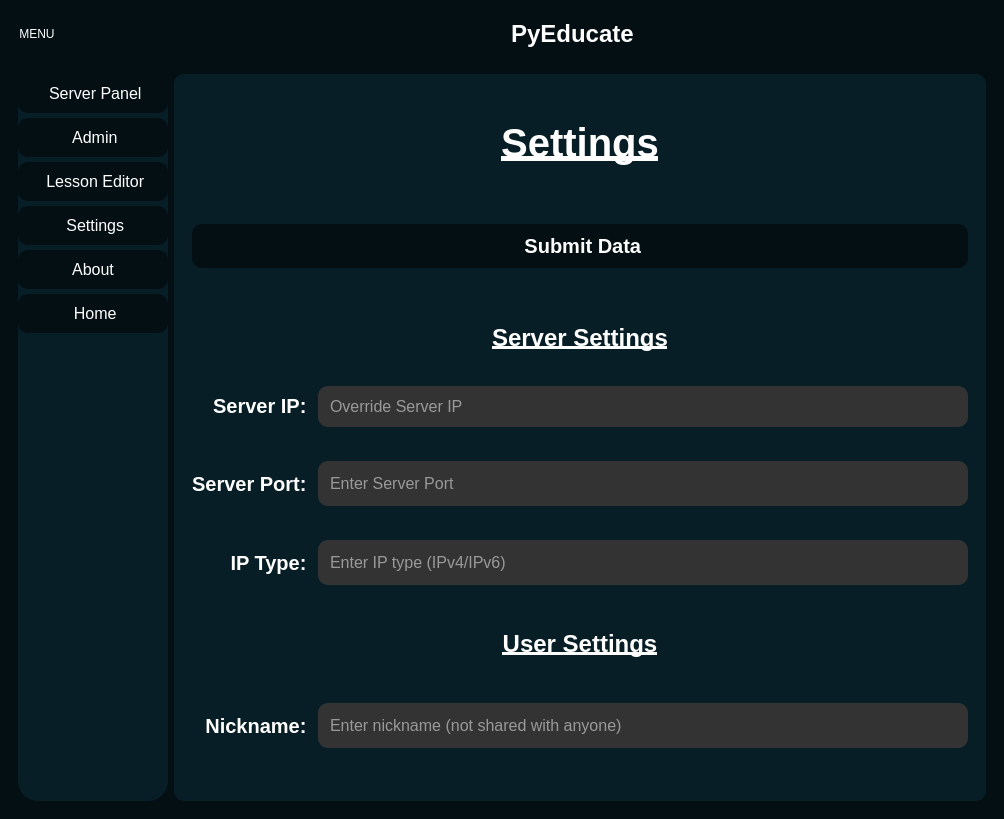
Old version of the form gui/server/interface.ui in the repository shegue77/PyEducate.
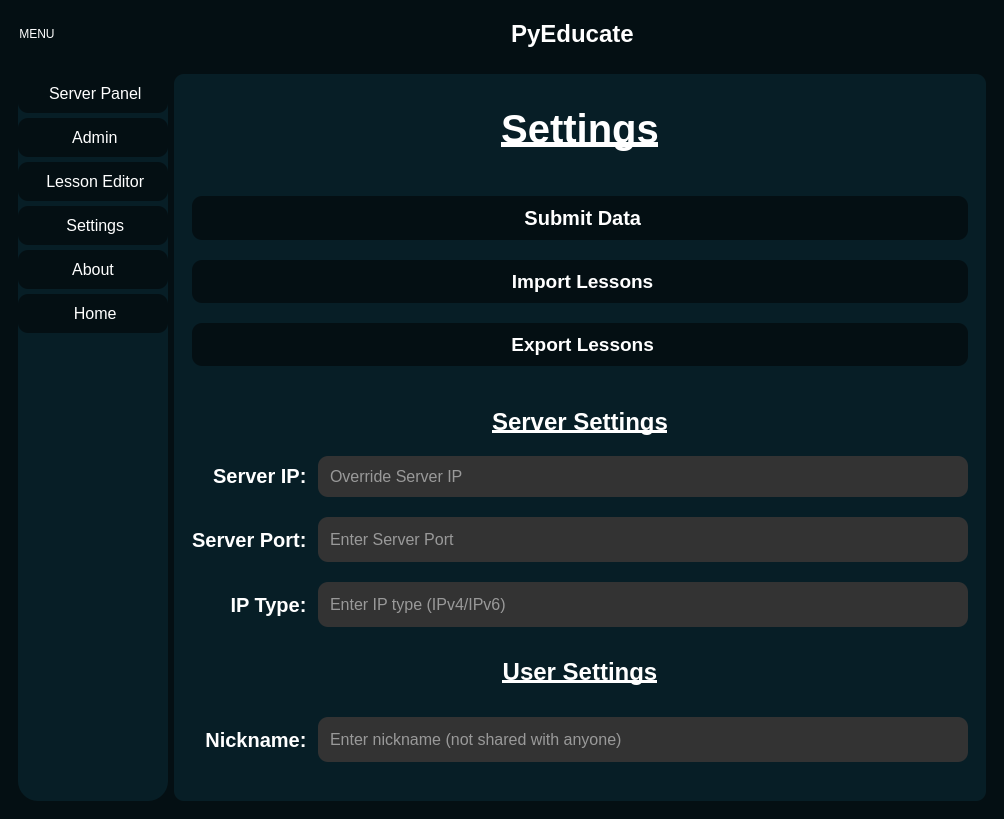
New version of the form. The open tabs and pages were chosen to show the change. Icons and pictures are not drawn.

Commit message: Import/Export Implemented

Diff of the .ui file:
```diff
--- a/gui/server/interface.ui
+++ b/gui/server/interface.ui
@@ -399,7 +399,7 @@
           <item>
            <widget class="QStackedWidget" name="stackedWidget">
             <property name="currentIndex">
-             <number>9</number>
+             <number>8</number>
             </property>
             <widget class="QWidget" name="home_page">
              <layout class="QVBoxLayout" name="verticalLayout_5">
@@ -1736,70 +1736,25 @@
             </widget>
             <widget class="QWidget" name="settings_page">
              <layout class="QGridLayout" name="gridLayout_3">
-              <item row="5" column="0">
-               <widget class="QLabel" name="label_19">
-                <property name="font">
-                 <font>
-                  <pointsize>15</pointsize>
-                  <bold>true</bold>
-                 </font>
-                </property>
-                <property name="text">
-                 <string>IP Type: </string>
-                </property>
-                <property name="alignment">
-                 <set>Qt::AlignmentFlag::AlignRight|Qt::AlignmentFlag::AlignTrailing|Qt::AlignmentFlag::AlignVCenter</set>
-                </property>
-               </widget>
-              </item>
-              <item row="0" column="0" colspan="2">
-               <widget class="QLabel" name="label_4">
-                <property name="sizePolicy">
-                 <sizepolicy hsizetype="Preferred" vsizetype="Preferred">
-                  <horstretch>0</horstretch>
-                  <verstretch>0</verstretch>
-                 </sizepolicy>
-                </property>
+              <item row="7" column="1">
+               <widget class="QLineEdit" name="port_setting">
                 <property name="maximumSize">
                  <size>
                   <width>16777215</width>
-                  <height>70</height>
+                  <height>45</height>
                  </size>
                 </property>
                 <property name="font">
                  <font>
-                  <pointsize>30</pointsize>
-                  <italic>false</italic>
-                  <bold>true</bold>
-                  <underline>true</underline>
-                  <strikeout>false</strikeout>
+                  <pointsize>12</pointsize>
                  </font>
                 </property>
-                <property name="text">
-                 <string>Settings</string>
+                <property name="placeholderText">
+                 <string>Enter Server Port</string>
                 </property>
-                <property name="alignment">
-                 <set>Qt::AlignmentFlag::AlignHCenter|Qt::AlignmentFlag::AlignTop</set>
-                </property>
                </widget>
               </item>
-              <item row="4" column="0">
-               <widget class="QLabel" name="label_18">
-                <property name="font">
-                 <font>
-                  <pointsize>15</pointsize>
-                  <bold>true</bold>
-                 </font>
-                </property>
-                <property name="text">
-                 <string>Server Port: </string>
-                </property>
-                <property name="alignment">
-                 <set>Qt::AlignmentFlag::AlignRight|Qt::AlignmentFlag::AlignTrailing|Qt::AlignmentFlag::AlignVCenter</set>
-                </property>
-               </widget>
-              </item>
-              <item row="3" column="1">
+              <item row="6" column="1">
                <widget class="QLineEdit" name="ip_setting">
                 <property name="enabled">
                  <bool>true</bool>
@@ -1823,65 +1778,7 @@
                 </property>
                </widget>
               </item>
-              <item row="3" column="0">
-               <widget class="QLabel" name="label_17">
-                <property name="maximumSize">
-                 <size>
-                  <width>16777215</width>
-                  <height>40</height>
-                 </size>
-                </property>
-                <property name="font">
-                 <font>
-                  <pointsize>15</pointsize>
-                  <bold>true</bold>
-                 </font>
-                </property>
-                <property name="text">
-                 <string>Server IP: </string>
-                </property>
-                <property name="alignment">
-                 <set>Qt::AlignmentFlag::AlignRight|Qt::AlignmentFlag::AlignTrailing|Qt::AlignmentFlag::AlignVCenter</set>
-                </property>
-               </widget>
-              </item>
-              <item row="5" column="1">
-               <widget class="QLineEdit" name="ip_type_setting">
-                <property name="maximumSize">
-                 <size>
-                  <width>16777215</width>
-                  <height>45</height>
-                 </size>
-                </property>
-                <property name="font">
-                 <font>
-                  <pointsize>12</pointsize>
-                 </font>
-                </property>
-                <property name="placeholderText">
-                 <string>Enter IP type (IPv4/IPv6)</string>
-                </property>
-               </widget>
-              </item>
-              <item row="4" column="1">
-               <widget class="QLineEdit" name="port_setting">
-                <property name="maximumSize">
-                 <size>
-                  <width>16777215</width>
-                  <height>45</height>
-                 </size>
-                </property>
-                <property name="font">
-                 <font>
-                  <pointsize>12</pointsize>
-                 </font>
-                </property>
-                <property name="placeholderText">
-                 <string>Enter Server Port</string>
-                </property>
-               </widget>
-              </item>
-              <item row="7" column="0">
+              <item row="10" column="0">
                <widget class="QLabel" name="label_22">
                 <property name="font">
                  <font>
@@ -1900,7 +1797,7 @@
                 </property>
                </widget>
               </item>
-              <item row="7" column="1">
+              <item row="10" column="1">
                <widget class="QLineEdit" name="user_setting">
                 <property name="maximumSize">
                  <size>
@@ -1918,7 +1815,147 @@
                 </property>
                </widget>
               </item>
+              <item row="0" column="0" colspan="2">
+               <widget class="QLabel" name="label_4">
+                <property name="sizePolicy">
+                 <sizepolicy hsizetype="Preferred" vsizetype="Preferred">
+                  <horstretch>0</horstretch>
+                  <verstretch>0</verstretch>
+                 </sizepolicy>
+                </property>
+                <property name="maximumSize">
+                 <size>
+                  <width>16777215</width>
+                  <height>70</height>
+                 </size>
+                </property>
+                <property name="font">
+                 <font>
+                  <pointsize>30</pointsize>
+                  <italic>false</italic>
+                  <bold>true</bold>
+                  <underline>true</underline>
+                  <strikeout>false</strikeout>
+                 </font>
+                </property>
+                <property name="text">
+                 <string>Settings</string>
+                </property>
+                <property name="alignment">
+                 <set>Qt::AlignmentFlag::AlignHCenter|Qt::AlignmentFlag::AlignTop</set>
+                </property>
+               </widget>
+              </item>
+              <item row="6" column="0">
+               <widget class="QLabel" name="label_17">
+                <property name="maximumSize">
+                 <size>
+                  <width>16777215</width>
+                  <height>40</height>
+                 </size>
+                </property>
+                <property name="font">
+                 <font>
+                  <pointsize>15</pointsize>
+                  <bold>true</bold>
+                 </font>
+                </property>
+                <property name="text">
+                 <string>Server IP: </string>
+                </property>
+                <property name="alignment">
+                 <set>Qt::AlignmentFlag::AlignRight|Qt::AlignmentFlag::AlignTrailing|Qt::AlignmentFlag::AlignVCenter</set>
+                </property>
+               </widget>
+              </item>
+              <item row="8" column="1">
+               <widget class="QLineEdit" name="ip_type_setting">
+                <property name="maximumSize">
+                 <size>
+                  <width>16777215</width>
+                  <height>45</height>
+                 </size>
+                </property>
+                <property name="font">
+                 <font>
+                  <pointsize>12</pointsize>
+                 </font>
+                </property>
+                <property name="placeholderText">
+                 <string>Enter IP type (IPv4/IPv6)</string>
+                </property>
+               </widget>
+              </item>
               <item row="2" column="0" colspan="2">
+               <widget class="QPushButton" name="import_lessons_b">
+                <property name="font">
+                 <font>
+                  <pointsize>14</pointsize>
+                  <bold>true</bold>
+                 </font>
+                </property>
+                <property name="text">
+                 <string> Import Lessons</string>
+                </property>
+                <property name="icon">
+                 <iconset resource="icons.qrc">
+                  <normaloff>:/icons/icons/download.svg</normaloff>:/icons/icons/download.svg</iconset>
+                </property>
+                <property name="iconSize">
+                 <size>
+                  <width>24</width>
+                  <height>24</height>
+                 </size>
+                </property>
+               </widget>
+              </item>
+              <item row="3" column="0" colspan="2">
+               <widget class="QPushButton" name="export_lessons_b">
+                <property name="font">
+                 <font>
+                  <pointsize>14</pointsize>
+                  <bold>true</bold>
+                 </font>
+                </property>
+                <property name="text">
+                 <string> Export Lessons</string>
+                </property>
+                <property name="icon">
+                 <iconset resource="icons.qrc">
+                  <normaloff>:/icons/icons/upload.svg</normaloff>:/icons/icons/upload.svg</iconset>
+                </property>
+                <property name="iconSize">
+                 <size>
+                  <width>24</width>
+                  <height>24</height>
+                 </size>
+                </property>
+               </widget>
+              </item>
+              <item row="9" column="0" colspan="2">
+               <widget class="QLabel" name="label_21">
+                <property name="maximumSize">
+                 <size>
+                  <width>16777215</width>
+                  <height>50</height>
+                 </size>
+                </property>
+                <property name="font">
+                 <font>
+                  <pointsize>18</pointsize>
+                  <bold>true</bold>
+                  <underline>true</underline>
+                 </font>
+                </property>
+                <property name="text">
+                 <string>User Settings</string>
+                </property>
+                <property name="alignment">
+                 <set>Qt::AlignmentFlag::AlignCenter</set>
+                </property>
+               </widget>
+              </item>
+              <item row="5" column="0" colspan="2">
                <widget class="QLabel" name="label_20">
                 <property name="maximumSize">
                  <size>
@@ -1944,26 +1981,35 @@
                 </property>
                </widget>
               </item>
-              <item row="6" column="0" colspan="2">
-               <widget class="QLabel" name="label_21">
-                <property name="maximumSize">
-                 <size>
-                  <width>16777215</width>
-                  <height>50</height>
-                 </size>
+              <item row="8" column="0">
+               <widget class="QLabel" name="label_19">
+                <property name="font">
+                 <font>
+                  <pointsize>15</pointsize>
+                  <bold>true</bold>
+                 </font>
                 </property>
+                <property name="text">
+                 <string>IP Type: </string>
+                </property>
+                <property name="alignment">
+                 <set>Qt::AlignmentFlag::AlignRight|Qt::AlignmentFlag::AlignTrailing|Qt::AlignmentFlag::AlignVCenter</set>
+                </property>
+               </widget>
+              </item>
+              <item row="7" column="0">
+               <widget class="QLabel" name="label_18">
                 <property name="font">
                  <font>
-                  <pointsize>18</pointsize>
+                  <pointsize>15</pointsize>
                   <bold>true</bold>
-                  <underline>true</underline>
                  </font>
                 </property>
                 <property name="text">
-                 <string>User Settings</string>
+                 <string>Server Port: </string>
                 </property>
                 <property name="alignment">
-                 <set>Qt::AlignmentFlag::AlignCenter</set>
+                 <set>Qt::AlignmentFlag::AlignRight|Qt::AlignmentFlag::AlignTrailing|Qt::AlignmentFlag::AlignVCenter</set>
                 </property>
                </widget>
               </item>
```
